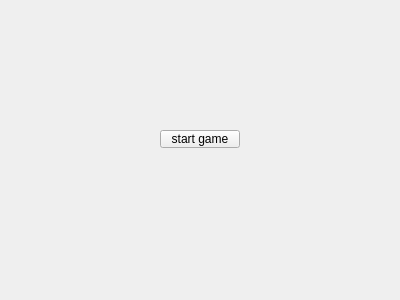
This is loginwindow.ui in dowser47/goodbyeworld as Qt 5 draws it before an edit. The edited form follows.
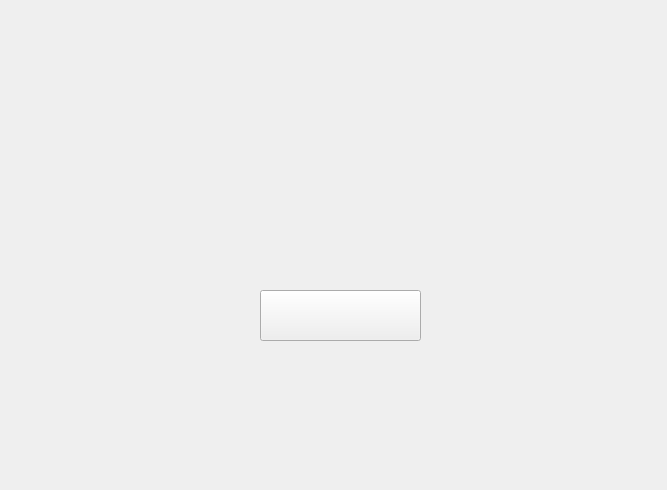
This is the edited form.

```diff
--- a/loginwindow.ui
+++ b/loginwindow.ui
@@ -6,8 +6,8 @@
    <rect>
     <x>0</x>
     <y>0</y>
-    <width>400</width>
-    <height>300</height>
+    <width>667</width>
+    <height>490</height>
    </rect>
   </property>
   <property name="windowTitle">
@@ -16,14 +16,14 @@
   <widget class="QPushButton" name="game_start_btn">
    <property name="geometry">
     <rect>
-     <x>160</x>
-     <y>130</y>
-     <width>80</width>
-     <height>18</height>
+     <x>260</x>
+     <y>290</y>
+     <width>161</width>
+     <height>51</height>
     </rect>
    </property>
    <property name="text">
-    <string>start game</string>
+    <string/>
    </property>
   </widget>
  </widget>
```
